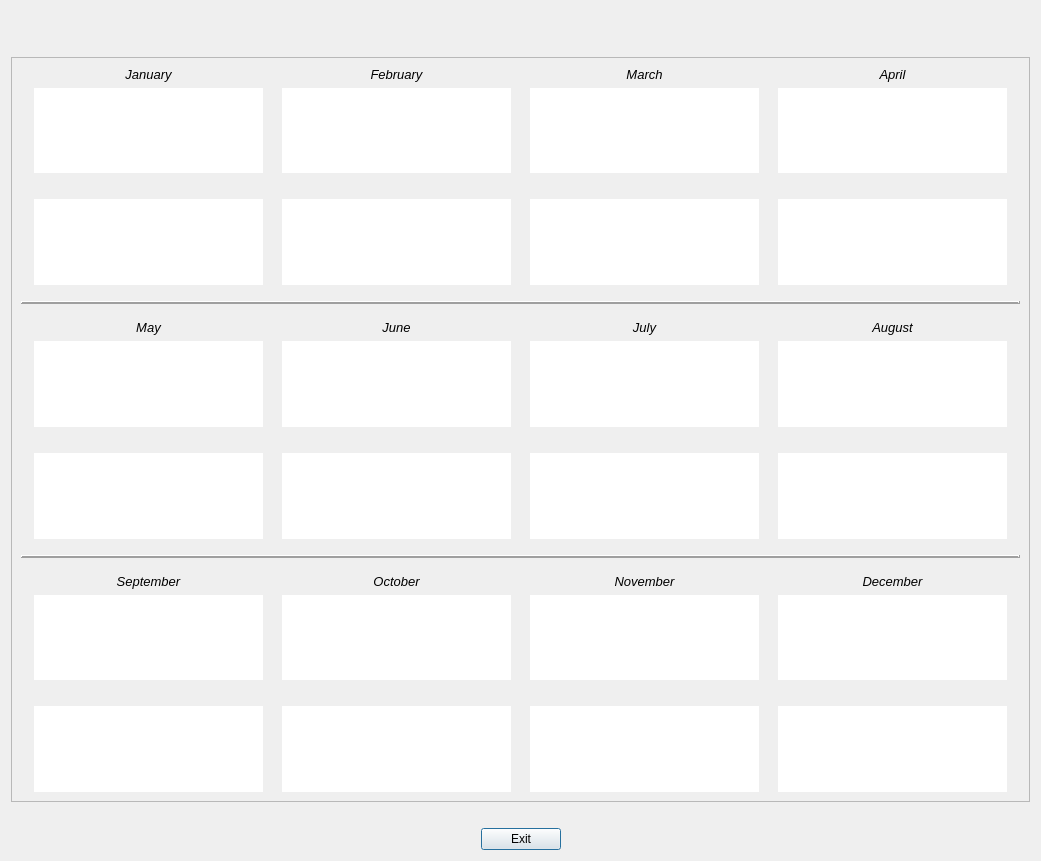
Old version of the form CashFlowManager/monthlybudgetsummarydialog.ui in the repository epw7856/CashFlowManager.
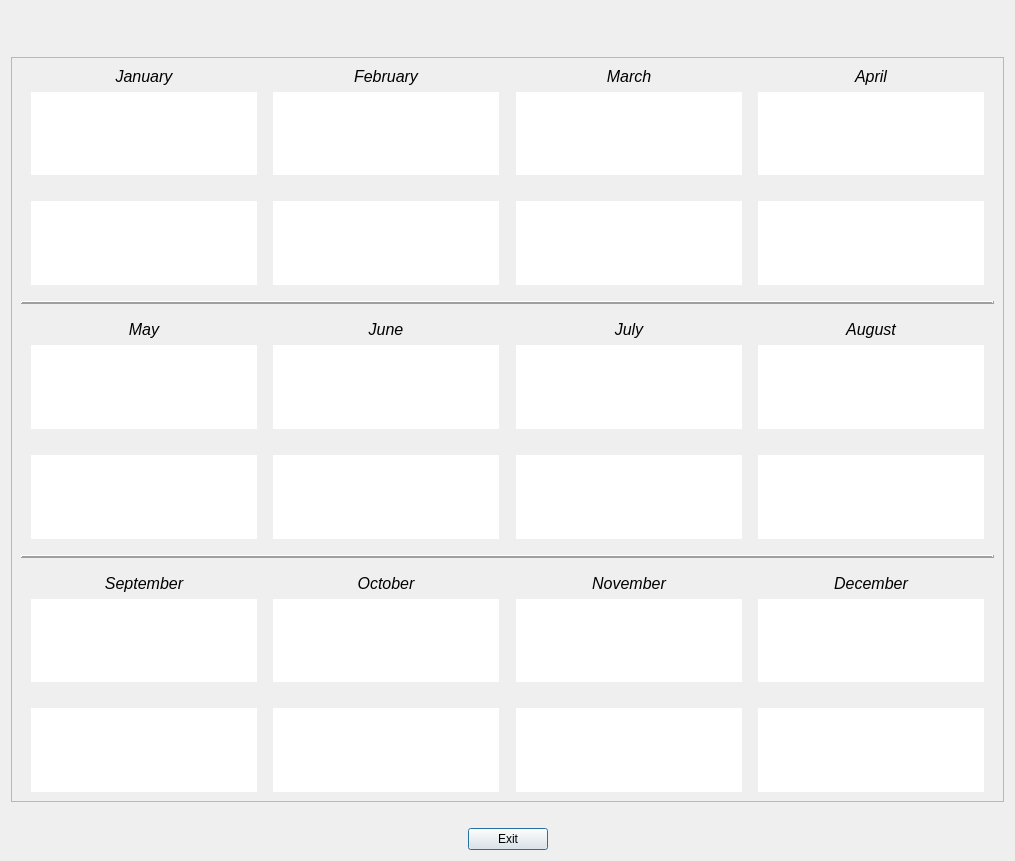
New version of the form.

```diff
--- a/CashFlowManager/monthlybudgetsummarydialog.ui
+++ b/CashFlowManager/monthlybudgetsummarydialog.ui
@@ -9,7 +9,7 @@
    <rect>
     <x>0</x>
     <y>0</y>
-    <width>1041</width>
+    <width>1015</width>
     <height>861</height>
    </rect>
   </property>
@@ -99,7 +99,7 @@
          <rect>
           <x>0</x>
           <y>0</y>
-          <width>1019</width>
+          <width>993</width>
           <height>727</height>
          </rect>
         </property>
@@ -126,7 +126,7 @@
                <property name="font">
                 <font>
                  <family>Segoe UI</family>
-                 <pointsize>10</pointsize>
+                 <pointsize>12</pointsize>
                  <italic>true</italic>
                 </font>
                </property>
@@ -214,7 +214,7 @@
                <property name="font">
                 <font>
                  <family>Segoe UI</family>
-                 <pointsize>10</pointsize>
+                 <pointsize>12</pointsize>
                  <italic>true</italic>
                 </font>
                </property>
@@ -234,6 +234,9 @@
                  <pointsize>8</pointsize>
                 </font>
                </property>
+               <property name="autoFillBackground">
+                <bool>false</bool>
+               </property>
                <property name="frameShape">
                 <enum>QFrame::NoFrame</enum>
                </property>
@@ -314,7 +317,7 @@
                <property name="font">
                 <font>
                  <family>Segoe UI</family>
-                 <pointsize>10</pointsize>
+                 <pointsize>12</pointsize>
                  <italic>true</italic>
                 </font>
                </property>
@@ -414,7 +417,7 @@
                <property name="font">
                 <font>
                  <family>Segoe UI</family>
-                 <pointsize>10</pointsize>
+                 <pointsize>12</pointsize>
                  <italic>true</italic>
                 </font>
                </property>
@@ -576,7 +579,7 @@
                <property name="font">
                 <font>
                  <family>Segoe UI</family>
-                 <pointsize>10</pointsize>
+                 <pointsize>12</pointsize>
                  <italic>true</italic>
                 </font>
                </property>
@@ -664,7 +667,7 @@
                <property name="font">
                 <font>
                  <family>Segoe UI</family>
-                 <pointsize>10</pointsize>
+                 <pointsize>12</pointsize>
                  <italic>true</italic>
                 </font>
                </property>
@@ -752,7 +755,7 @@
                <property name="font">
                 <font>
                  <family>Segoe UI</family>
-                 <pointsize>10</pointsize>
+                 <pointsize>12</pointsize>
                  <italic>true</italic>
                 </font>
                </property>
@@ -840,7 +843,7 @@
                <property name="font">
                 <font>
                  <family>Segoe UI</family>
-                 <pointsize>10</pointsize>
+                 <pointsize>12</pointsize>
                  <italic>true</italic>
                 </font>
                </property>
@@ -990,7 +993,7 @@
                <property name="font">
                 <font>
                  <family>Segoe UI</family>
-                 <pointsize>10</pointsize>
+                 <pointsize>12</pointsize>
                  <italic>true</italic>
                 </font>
                </property>
@@ -1078,7 +1081,7 @@
                <property name="font">
                 <font>
                  <family>Segoe UI</family>
-                 <pointsize>10</pointsize>
+                 <pointsize>12</pointsize>
                  <italic>true</italic>
                 </font>
                </property>
@@ -1166,7 +1169,7 @@
                <property name="font">
                 <font>
                  <family>Segoe UI</family>
-                 <pointsize>10</pointsize>
+                 <pointsize>12</pointsize>
                  <italic>true</italic>
                 </font>
                </property>
@@ -1254,7 +1257,7 @@
                <property name="font">
                 <font>
                  <family>Segoe UI</family>
-                 <pointsize>10</pointsize>
+                 <pointsize>12</pointsize>
                  <italic>true</italic>
                 </font>
                </property>
```
